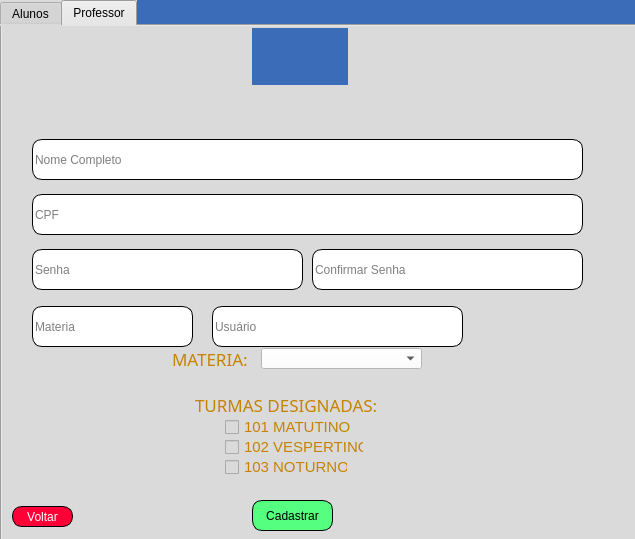
The window that cadastro-aluno-professores.ui (vitoradsp/academicsys) describes before a commit, drawn with Qt 5.
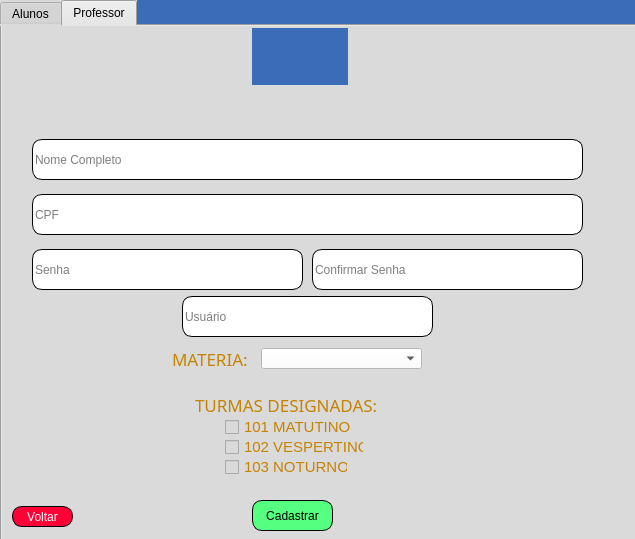
The same window after the commit. Icons and pictures are not drawn.

```diff
--- a/cadastro-aluno-professores.ui
+++ b/cadastro-aluno-professores.ui
@@ -656,8 +656,8 @@
      <widget class="QLineEdit" name="inputusuarioprofessor">
       <property name="geometry">
        <rect>
-        <x>210</x>
-        <y>280</y>
+        <x>180</x>
+        <y>270</y>
         <width>251</width>
         <height>41</height>
        </rect>
@@ -723,7 +723,7 @@
        <string>MATERIA:</string>
       </property>
      </widget>
-     <widget class="QComboBox" name="materiaprofessor">
+     <widget class="QComboBox" name="inputmateria">
       <property name="geometry">
        <rect>
         <x>259</x>
@@ -831,31 +831,6 @@
        <string>Voltar</string>
       </property>
      </widget>
-     <widget class="QLineEdit" name="inputmateria">
-      <property name="geometry">
-       <rect>
-        <x>30</x>
-        <y>280</y>
-        <width>161</width>
-        <height>41</height>
-       </rect>
-      </property>
-      <property name="styleSheet">
-       <string notr="true">	font: 8pt &quot;MS Shell Dlg 2&quot;;
-border: 1px solid black;	
-background-color: rgb(255, 255, 255);
-border-radius:10px</string>
-      </property>
-      <property name="text">
-       <string/>
-      </property>
-      <property name="echoMode">
-       <enum>QLineEdit::Normal</enum>
-      </property>
-      <property name="placeholderText">
-       <string>Materia</string>
-      </property>
-     </widget>
     </widget>
    </widget>
   </widget>
```
